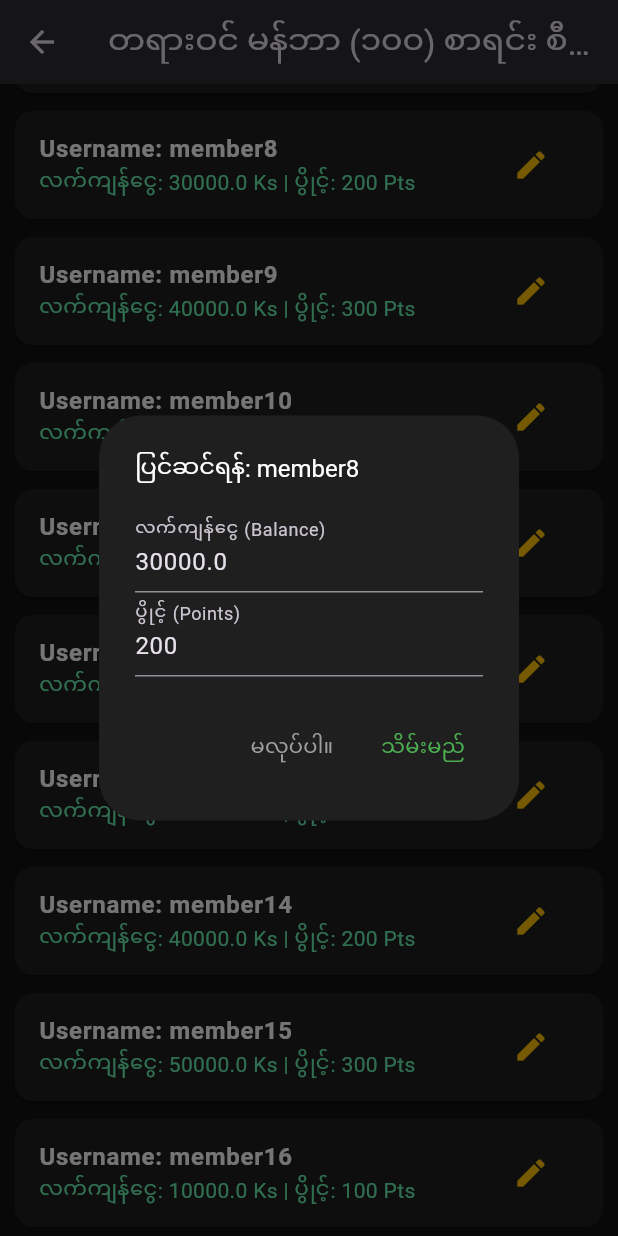
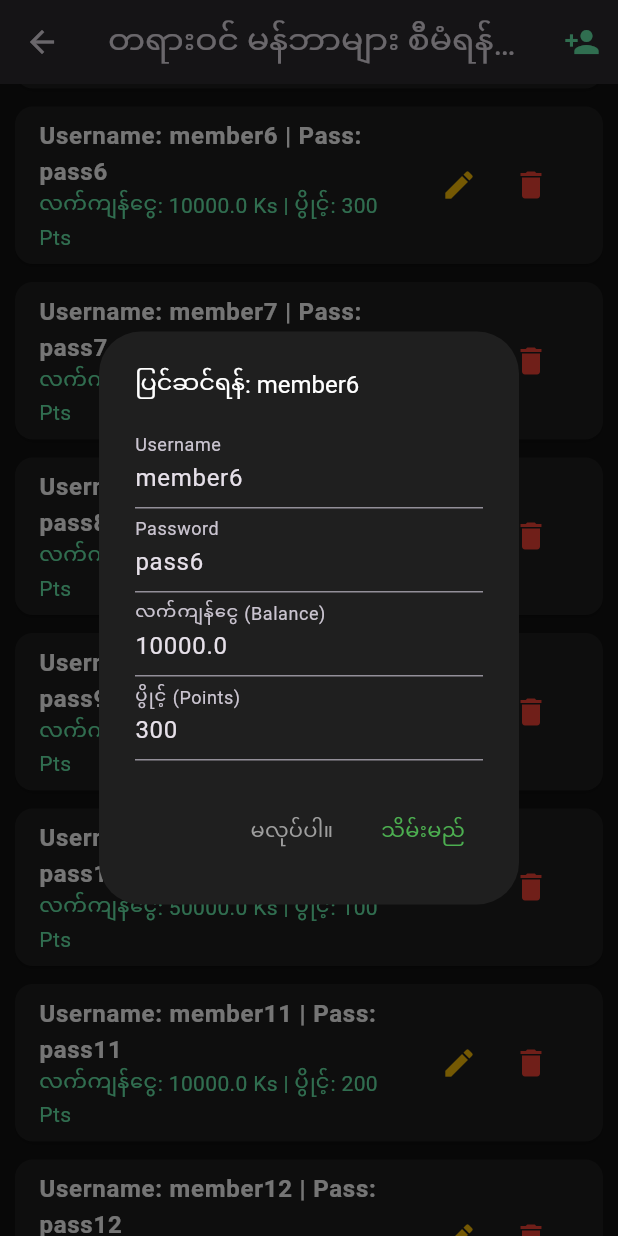
Before and after one commit to pa2659985-create/hat_trick_999, a Flutter app: the AdminUserManagementScreen screen opened directly, scrolled down 576 dp, after a tap on the "edit" icon, on a phone screen of 412 x 824 dp. Run offline on Flutter 3.47's test engine with Material 3 defaults, Android fonts, the phone set to English and light mode, and no system bars; our stand-ins replace cloud_firestore, firebase_core, firebase_messaging, shared_preferences; accounts and stored records are empty.

Commit message:
Update main.dart

```diff
--- a/lib/main.dart
+++ b/lib/main.dart
@@ -284,7 +284,7 @@ class AppData {
   static List<Map<String, dynamic>> activeBets = [];
   static List<Map<String, dynamic>> parlaySlip = [];
 
-  // Admin မှ တရားဝင် သတ်မှတ်ပေးထားသော မန်ဘာ (၁၀၀) စာရင်း
+  // Admin မှ တရားဝင် သတ်မှတ်ပေးထားသော မန်ဘာ (၁၀၀) စာရင်း (Username နှင့် Password အပြည့်အစုံပါဝင်)
   static List<Map<String, String>> authorizedMembers = List.generate(100, (index) {
     int id = index + 1;
     return {
@@ -293,11 +293,12 @@ class AppData {
     };
   });
 
-  // Admin မှ ထိန်းချုပ်ရန် မန်ဘာများစာရင်း အသေးစိတ်
+  // Admin မှ ဝင်ရောက်စီမံရန် မန်ဘာများစာရင်း အသေးစိတ် (Balance, Points, Password အပါအဝင် Full CRUD Control)
   static List<Map<String, dynamic>> allUsers = List.generate(100, (index) {
     int id = index + 1;
     return {
       'username': 'member$id',
+      'password': 'pass$id',
       'balance': 10000.0 * (index % 5 + 1),
       'points': 100 * (index % 3 + 1),
     };
@@ -593,8 +594,8 @@ class _AdminPanelScreenState extends State<AdminPanelScreen> {
             color: const Color(0xFF1F1F1F),
             child: ListTile(
               leading: const Icon(Icons.people, color: Colors.greenAccent),
-              title: const Text('၁။ တရားဝင် မန်ဘာ (၁၀၀) စာရင်းနှင့် ငွေစာရင်းများ စီမံရန်', style: TextStyle(color: Colors.white, fontWeight: FontWeight.bold)),
-              subtitle: const Text('Member အားလုံး၏ ငွေနှင့် ပွိုင့်များကို ဝင်ရောက်ပြင်ဆင်ရန်', style: TextStyle(color: Colors.grey, fontSize: 12)),
+              title: const Text('၁။ တရားဝင် မန်ဘာ (၁၀၀) စာရင်းနှင့် ငွေစာရင်း/စကားဝှက် စီမံရန်', style: TextStyle(color: Colors.white, fontWeight: FontWeight.bold)),
+              subtitle: const Text('Member အသစ်ထည့်ခြင်း၊ နာမည်/စကားဝှက်နှင့် ငွေစာရင်းများ ပြင်ဆင်ရန်', style: TextStyle(color: Colors.grey, fontSize: 12)),
               trailing: const Icon(Icons.chevron_right, color: Colors.grey),
               onTap: () {
                 Navigator.push(context, MaterialPageRoute(builder: (context) => const AdminUserManagementScreen()))
@@ -637,7 +638,7 @@ class _AdminPanelScreenState extends State<AdminPanelScreen> {
 }
 
 // -------------------------------------------------------------------------
-// Admin Member Management Screen
+// Admin Member Management Screen (Full CRUD for Members: Add, Edit User/Pass/Balance/Points, Delete)
 // -------------------------------------------------------------------------
 class AdminUserManagementScreen extends StatefulWidget {
   const AdminUserManagementScreen({super.key});
@@ -650,7 +651,16 @@ class _AdminUserManagementScreenState extends State<AdminUserManagementScreen> {
   @override
   Widget build(BuildContext context) {
     return Scaffold(
-      appBar: AppBar(title: const Text('တရားဝင် မန်ဘာ (၁၀၀) စာရင်း စီမံရန်')),
+      appBar: AppBar(
+        title: const Text('တရားဝင် မန်ဘာများ စီမံရန် (CRUD)'),
+        actions: [
+          IconButton(
+            icon: const Icon(Icons.person_add, color: Colors.greenAccent),
+            onPressed: () => _showAddUserDialog(context),
+            tooltip: 'မန်ဘာအသစ် ထည့်ရန်',
+          ),
+        ],
+      ),
       body: ListView.builder(
         itemCount: AppData.allUsers.length,
         itemBuilder: (context, index) {
@@ -659,11 +669,27 @@ class _AdminUserManagementScreenState extends State<AdminUserManagementScreen> {
             color: const Color(0xFF1F1F1F),
             margin: const EdgeInsets.symmetric(horizontal: 10, vertical: 6),
             child: ListTile(
-              title: Text('Username: ${user['username']}', style: const TextStyle(color: Colors.white, fontWeight: FontWeight.bold)),
+              title: Text('Username: ${user['username']} | Pass: ${user['password']}', style: const TextStyle(color: Colors.white, fontWeight: FontWeight.bold)),
               subtitle: Text('လက်ကျန်ငွေ: ${user['balance']} Ks | ပွိုင့်: ${user['points']} Pts', style: const TextStyle(color: Colors.greenAccent)),
-              trailing: IconButton(
-                icon: const Icon(Icons.edit, color: Colors.amber),
-                onPressed: () => _showEditUserDialog(context, user, index),
+              trailing: Row(
+                mainAxisSize: MainAxisSize.min,
+                children: [
+                  IconButton(
+                    icon: const Icon(Icons.edit, color: Colors.amber),
+                    onPressed: () => _showEditUserDialog(context, user, index),
+                  ),
+                  IconButton(
+                    icon: const Icon(Icons.delete, color: Colors.red),
+                    onPressed: () {
+                      setState(() {
+                        String uName = user['username'];
+                        AppData.allUsers.removeAt(index);
+                        AppData.authorizedMembers.removeWhere((m) => m['username'] == uName);
+                      });
+                      ScaffoldMessenger.of(context).showSnackBar(const SnackBar(content: Text('မန်ဘာ အကောင့် ဖျက်ပြီးပါပြီ')));
+                    },
+                  ),
+                ],
               ),
             ),
           );
@@ -672,7 +698,60 @@ class _AdminUserManagementScreenState extends State<AdminUserManagementScreen> {
     );
   }
 
+  void _showAddUserDialog(BuildContext context) {
+    final userCtrl = TextEditingController();
+    final passCtrl = TextEditingController();
+    final balanceCtrl = TextEditingController(text: '10000');
+    final pointsCtrl = TextEditingController(text: '100');
+
+    showDialog(
+      context: context,
+      builder: (context) {
+        return AlertDialog(
+          backgroundColor: const Color(0xFF1F1F1F),
+          title: const Text('မန်ဘာအသစ် ထည့်သွင်းရန်', style: TextStyle(color: Colors.white, fontSize: 16)),
+          content: Column(
+            mainAxisSize: MainAxisSize.min,
+            children: [
+              TextField(controller: userCtrl, decoration: const InputDecoration(labelText: 'Username အသစ်')),
+              TextField(controller: passCtrl, decoration: const InputDecoration(labelText: 'Password အသစ်')),
+              TextField(controller: balanceCtrl, keyboardType: TextInputType.number, decoration: const InputDecoration(labelText: 'စတင်ရန် လက်ကျန်ငွေ')),
+              TextField(controller: pointsCtrl, keyboardType: TextInputType.number, decoration: const InputDecoration(labelText: 'စတင်ရန် ပွိုင့်')),
+            ],
+          ),
+          actions: [
+            TextButton(onPressed: () => Navigator.pop(context), child: const Text('မလုပ်ပါ။', style: TextStyle(color: Colors.grey))),
+            TextButton(
+              onPressed: () {
+                String newU = userCtrl.text.trim();
+                String newP = passCtrl.text.trim();
+                if (newU.isNotEmpty && newP.isNotEmpty) {
+                  setState(() {
+                    AppData.authorizedMembers.add({'username': newU, 'password': newP});
+                    AppData.allUsers.add({
+                      'username': newU,
+                      'password': newP,
+                      'balance': double.tryParse(balanceCtrl.text) ?? 10000.0,
+                      'points': int.tryParse(pointsCtrl.text) ?? 100,
+                    });
+                  });
+                  Navigator.pop(context);
+                  ScaffoldMessenger.of(context).showSnackBar(const SnackBar(content: Text('မန်ဘာအသစ် အောင်မြင်စွာ ထည့်ပြီးပါပြီ')));
+                } else {
+                  ScaffoldMessenger.of(context).showSnackBar(const SnackBar(content: Text('Username နှင့် Password ထည့်ပါ။')));
+                }
+              },
+              child: const Text('ထည့်မည်', style: TextStyle(color: Colors.green)),
+            ),
+          ],
+        );
+      },
+    );
+  }
+
   void _showEditUserDialog(BuildContext context, Map<String, dynamic> user, int index) {
+    final userCtrl = TextEditingController(text: user['username']);
+    final passCtrl = TextEditingController(text: user['password']);
     final balanceCtrl = TextEditingController(text: '${user['balance']}');
     final pointsCtrl = TextEditingController(text: '${user['points']}');
 
@@ -685,6 +764,8 @@ class _AdminUserManagementScreenState extends State<AdminUserManagementScreen> {
           content: Column(
             mainAxisSize: MainAxisSize.min,
             children: [
+              TextField(controller: userCtrl, decoration: const InputDecoration(labelText: 'Username')),
+              TextField(controller: passCtrl, decoration: const InputDecoration(labelText: 'Password')),
               TextField(controller: balanceCtrl, keyboardType: TextInputType.number, decoration: const InputDecoration(labelText: 'လက်ကျန်ငွေ (Balance)')),
               TextField(controller: pointsCtrl, keyboardType: TextInputType.number, decoration: const InputDecoration(labelText: 'ပွိုင့် (Points)')),
             ],
@@ -693,10 +774,24 @@ class _AdminUserManagementScreenState extends State<AdminUserManagementScreen> {
             TextButton(onPressed: () => Navigator.pop(context), child: const Text('မလုပ်ပါ။', style: TextStyle(color: Colors.grey))),
             TextButton(
               onPressed: () {
+                String oldU = user['username'];
+                String newU = userCtrl.text.trim();
+                String newP = passCtrl.text.trim();
+
                 setState(() {
+                  AppData.allUsers[index]['username'] = newU;
+                  AppData.allUsers[index]['password'] = newP;
                   AppData.allUsers[index]['balance'] = double.tryParse(balanceCtrl.text) ?? user['balance'];
                   AppData.allUsers[index]['points'] = int.tryParse(pointsCtrl.text) ?? user['points'];
-                  if (user['username'] == AppData.username) {
+
+                  // Authorized Members စာရင်းထဲပါ တိုက်ဆိုင်ပြောင်းလဲပေးခြင်း
+                  int authIndex = AppData.authorizedMembers.indexWhere((m) => m['username'] == oldU);
+                  if (authIndex != -1) {
+                    AppData.authorizedMembers[authIndex] = {'username': newU, 'password': newP};
+                  }
+
+                  if (oldU == AppData.username) {
+                    AppData.username = newU;
                     AppData.balance = AppData.allUsers[index]['balance'];
                     AppData.points = AppData.allUsers[index]['points'];
                   }
```
